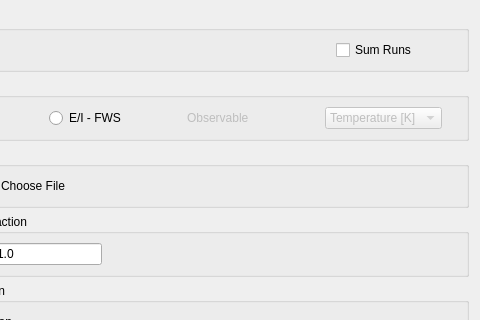
The window that MantidQt/CustomInterfaces/inc/MantidQtCustomInterfaces/Indirect/ILLEnergyTransfer.ui (mantidproject/mantid) describes before a commit, drawn with Qt 5; both pictures show x 112 to 592 and y 0 to 320 of the 592 by 518 pixel window.
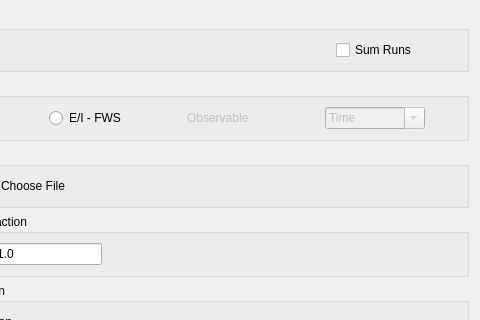
The same window after the commit. Custom widgets are drawn as their Qt base class.

Commit message: Re #16753 qens/fws toggle in gui

```diff
--- a/MantidQt/CustomInterfaces/inc/MantidQtCustomInterfaces/Indirect/ILLEnergyTransfer.ui
+++ b/MantidQt/CustomInterfaces/inc/MantidQtCustomInterfaces/Indirect/ILLEnergyTransfer.ui
@@ -149,19 +149,27 @@
          <bool>false</bool>
         </property>
         <property name="sizePolicy">
-         <sizepolicy hsizetype="MinimumExpanding" vsizetype="Fixed">
+         <sizepolicy hsizetype="Expanding" vsizetype="Fixed">
           <horstretch>0</horstretch>
           <verstretch>0</verstretch>
          </sizepolicy>
         </property>
+        <property name="editable">
+         <bool>true</bool>
+        </property>
         <item>
          <property name="text">
-          <string>Temperature [K]</string>
+          <string>Time</string>
          </property>
         </item>
         <item>
          <property name="text">
-          <string>Pressure [bar]</string>
+          <string>Temperature</string>
+         </property>
+        </item>
+        <item>
+         <property name="text">
+          <string>Pressure</string>
          </property>
         </item>
        </widget>
```
The commit also changes 3 other files.
